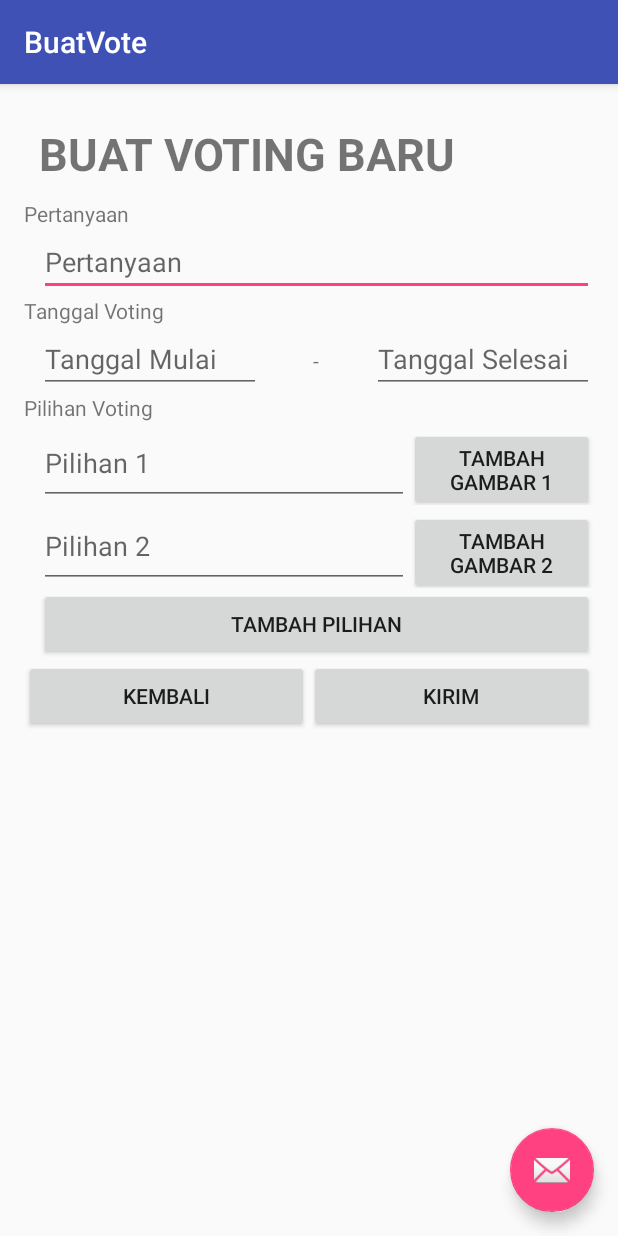
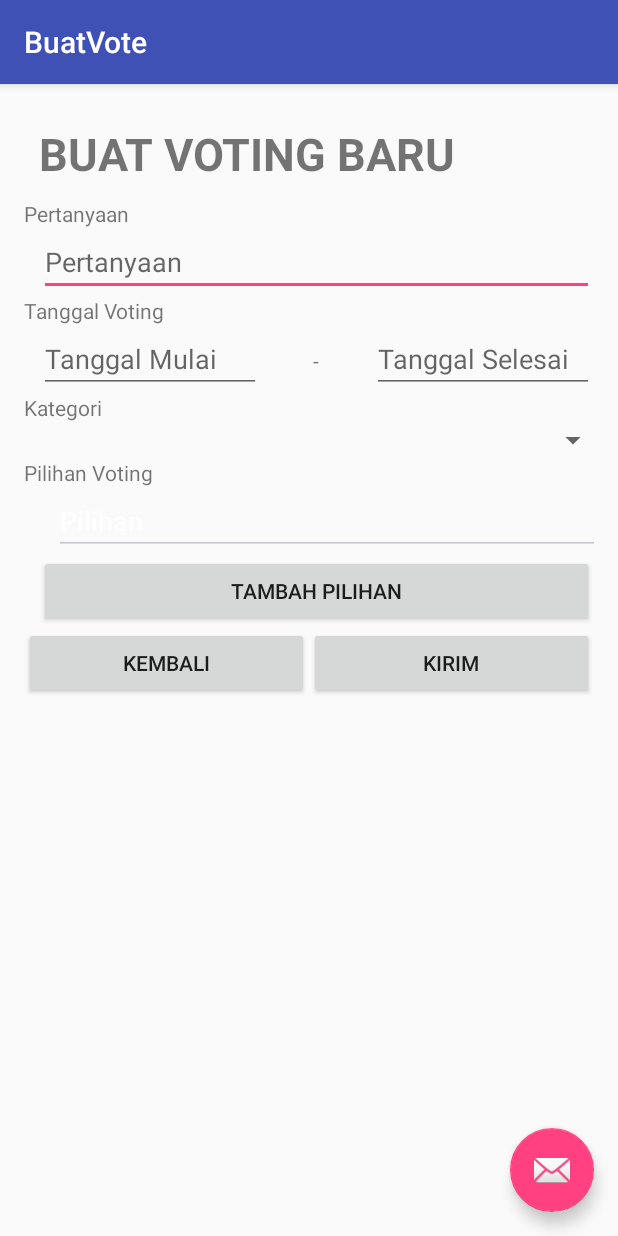
Before and after one commit to handywijaya/evoting, an Android app: the BuatVote screen opened directly, with no data from a screen before it, after a tap on "TAMBAH PILIHAN", on a phone screen of 412 x 824 dp. Run offline under Robolectric (Android 15) with nearby library versions, the phone set to English and light mode, and no system bars; 1 statement that could not run was skipped.

Commit message:
Sistem Buat Vote

```diff
--- a/Prototype_Lomba/app/build.gradle
+++ b/Prototype_Lomba/app/build.gradle
@@ -7,7 +7,7 @@ android {
 
     defaultConfig {
         applicationId "com.example.handy.audy.daud.alfian.prototype_lomba"
-        minSdkVersion 21
+        minSdkVersion 17
         targetSdkVersion 23
         versionCode 1
         versionName "1.0"
--- a/Prototype_Lomba/app/src/main/java/com/example/handy/audy/daud/alfian/prototype_lomba/activity/BuatVote.java
+++ b/Prototype_Lomba/app/src/main/java/com/example/handy/audy/daud/alfian/prototype_lomba/activity/BuatVote.java
@@ -9,6 +9,7 @@ import android.os.AsyncTask;
 import android.os.Bundle;
 import android.support.design.widget.FloatingActionButton;
 import android.support.design.widget.Snackbar;
+import android.support.v4.content.res.TypedArrayUtils;
 import android.support.v7.app.AppCompatActivity;
 import android.support.v7.widget.Toolbar;
 import android.text.InputType;
@@ -16,13 +17,18 @@ import android.view.MotionEvent;
 import android.view.View;
 import android.view.ViewTreeObserver;
 import android.view.inputmethod.InputMethodManager;
+import android.widget.ArrayAdapter;
 import android.widget.Button;
 import android.widget.DatePicker;
 import android.widget.EditText;
+import android.widget.ListView;
 import android.widget.RelativeLayout;
+import android.widget.Spinner;
+import android.widget.TextView;
 import android.widget.Toast;
 
 import com.example.handy.audy.daud.alfian.prototype_lomba.R;
+import com.example.handy.audy.daud.alfian.prototype_lomba.adapter.ListPilihanAdapter;
 import com.example.handy.audy.daud.alfian.prototype_lomba.jsonparser.JSONParser;
 import com.example.handy.audy.daud.alfian.prototype_lomba.model.Pilihan;
 import com.example.handy.audy.daud.alfian.prototype_lomba.model.Soal;
@@ -44,14 +50,22 @@ public class BuatVote extends AppCompatActivity {
 
     private ProgressDialog pDialog;
     JSONParser jsonParser = new JSONParser();
-    private static String urlWebService = "http://xalvsx.esy.es/api/index.php";
+    //private static String urlWebService = "http://xalvsx.esy.es/api/index.php";
+    private static String urlWebService = "http://10.0.2.2:81/Lomba/index.php";
     private static final String TAG_SUCCESS = "success";
+    private static final String TAG_ITEMS = "items";
     private int flag = 0;
 
-    EditText txtPertanyaan, txtPilihan1, txtPilihan2, txtTanggalMulai, txtTanggalSelesai;
-    Button btnGambar1, btnGambar2, btnTambahPilihan, btnKembali, btnKirim;
+    EditText txtPertanyaan, txtTanggalMulai, txtTanggalSelesai;
+    Button btnTambahPilihan, btnKembali, btnKirim;
+    ListView lviPilihan;
     int flagKeyboard = 0;
     Calendar calendar = Calendar.getInstance();
+    List<Pilihan> pilihan;
+    ListPilihanAdapter adapter;
+    List<String> namaPilihan;
+    String isiSoal, tanggalMulaiString, tanggalSelesaiString, idPembuat;
+    Spinner spnKategori;
 
     private void updateLabelMulai() {
         String myFormat = "dd-MM-yyyy";
@@ -71,6 +85,15 @@ public class BuatVote extends AppCompatActivity {
         setContentView(R.layout.activity_buat_vote);
         Toolbar toolbar = (Toolbar) findViewById(R.id.toolbar);
         setSupportActionBar(toolbar);
+
+        pilihan = new ArrayList<Pilihan>();
+        namaPilihan = new ArrayList<String>();
+        idPembuat = "1";
+
+        spnKategori = (Spinner)findViewById(R.id.spnKategori);
+        ArrayAdapter<String> spinAdapter = new ArrayAdapter<String>(
+                this, android.R.layout.simple_spinner_item, spinnerArray);
+        spnKategori.setAdapter(spinAdapter);
 
         FloatingActionButton fab = (FloatingActionButton) findViewById(R.id.fab);
         fab.setOnClickListener(new View.OnClickListener() {
@@ -120,9 +143,9 @@ public class BuatVote extends AppCompatActivity {
             }
         });*/
 
+        lviPilihan = (ListView)findViewById(R.id.lviPilihan);
+
         txtPertanyaan = (EditText) findViewById(R.id.txtPertanyaan);
-        txtPilihan1 = (EditText) findViewById(R.id.txtPilihan1);
-        txtPilihan2 = (EditText) findViewById(R.id.txtPilihan2);
 
         txtTanggalMulai = (EditText) findViewById(R.id.txtTanggalMulai);
         txtTanggalMulai.setInputType(InputType.TYPE_NULL);
@@ -150,8 +173,6 @@ public class BuatVote extends AppCompatActivity {
             }
         });
 
-        btnGambar1 = (Button) findViewById(R.id.btnGambar1);
-        btnGambar2 = (Button) findViewById(R.id.btnGambar2);
         btnTambahPilihan = (Button) findViewById(R.id.btnTambahPilihan);
         btnKembali = (Button) findViewById(R.id.btnKembali);
         btnKirim = (Button) findViewById(R.id.btnKirim);
@@ -168,13 +189,18 @@ public class BuatVote extends AppCompatActivity {
         btnKirim.setOnClickListener(new View.OnClickListener() {
             @Override
             public void onClick(View v) {
-                String pertanyaan = txtPertanyaan.getText().toString();
-                String pilihan1 = txtPilihan1.getText().toString();
-                String pilihan2 = txtPilihan2.getText().toString();
-                String mulai = txtTanggalMulai.getText().toString();
-                String selesai = txtTanggalSelesai.getText().toString();
+                isiSoal = txtPertanyaan.getText().toString();
 
-                if(!pertanyaan.trim().equals("") && !pilihan1.trim().equals("") && !pilihan2.trim().equals("") && !mulai.trim().equals("") && !selesai.trim().equals("")) {
+                // Ambil semua pilihan di sini
+                namaPilihan.clear();
+                for(int i=0; i<adapter.getCount(); i++){
+                    namaPilihan.add(((TextView)adapter.getItem(i)).getText().toString());
+                }
+
+                tanggalMulaiString = txtTanggalMulai.getText().toString();
+                tanggalSelesaiString = txtTanggalSelesai.getText().toString();
+
+                if(!isiSoal.trim().equals("") && !tanggalMulaiString.trim().equals("") && !tanggalSelesaiString.trim().equals("")) {
                     new InsertPertanyaan().execute();
                     Snackbar.make(v, "Pertanyaan terkirim", Snackbar.LENGTH_SHORT).show();
                 }
@@ -185,7 +211,14 @@ public class BuatVote extends AppCompatActivity {
             @Override
             public void onClick(View v) {
                 try {
-                    new TambahPilihan().execute();
+                    Pilihan p = new Pilihan();
+                    p.setIdPilihan("");
+                    p.setIdSoal("");
+                    p.setNamaPilihan("");
+                    pilihan.add(p);
+
+                    adapter = new ListPilihanAdapter(getApplicationContext(), pilihan);
+                    lviPilihan.setAdapter(adapter);
                 } catch (Exception e) {
                     e.printStackTrace();
                 }
@@ -194,11 +227,13 @@ public class BuatVote extends AppCompatActivity {
     }
 
     class InsertPertanyaan extends AsyncTask<String,String,String> {
+        int success, success2 = 0;
+
         @Override
         protected void onPreExecute() {
             super.onPreExecute();
             pDialog = new ProgressDialog(BuatVote.this);
-            pDialog.setMessage("Memasukkan pertanyaan");
+            pDialog.setMessage("Memasukkan pertanyaan baru");
             pDialog.setIndeterminate(false);
             pDialog.setCancelable(true);
             pDialog.show();
@@ -207,79 +242,32 @@ public class BuatVote extends AppCompatActivity {
         @Override
         protected String doInBackground(String... strings) {
 
-            /*List<NameValuePair> args = new ArrayList<NameValuePair>();
-            args.add(new BasicNameValuePair("tag","get_list_vote_by_id_user"));
-            args.add(new BasicNameValuePair("idUser",idUser));
-            JSONObject jsonObject2 = jsonParser.makeHttpRequest(urlWebService, "POST", args);
+            List<NameValuePair> args = new ArrayList<NameValuePair>();
+            args.add(new BasicNameValuePair("tag","create_voting"));
+            args.add(new BasicNameValuePair("isiSoal",isiSoal));
+            //args.add(new BasicNameValuePair("kategori",idUser));
+            args.add(new BasicNameValuePair("idPembuat", idPembuat));
+            args.add(new BasicNameValuePair("tanggal_mulai",tanggalMulaiString));
+            args.add(new BasicNameValuePair("tanggal_selesai", tanggalSelesaiString));
+            //args.add(new BasicNameValuePair("channel", idUser));
+            JSONObject jsonObject = jsonParser.makeHttpRequest(urlWebService, "POST", args);
 
             try {
-                success2 = jsonObject2.getInt(TAG_SUCCESS);
+                success = jsonObject.getInt(TAG_SUCCESS);
 
-                if(success2 == 1) {
-                    JSONArray arraySoal = jsonObject2.getJSONArray("items");
-
-                    for(int i=0; i<arraySoal.length();i++) {
-                        JSONObject c = arraySoal.getJSONObject(i);
-                        Soal s = new Soal();
-                        s.setIdSoal(c.getString("ID_SOAL"));
-                        s.setJudul(c.getString("ISI_SOAL"));
-                        s.setKategori(c.getString("KATEGORI"));
-                        soal.add(s);
+                if(success == 1) {
+                    JSONObject jsonObject2;
+                    for(int i=0; i<namaPilihan.size(); i++){
+                        args = new ArrayList<NameValuePair>();
+                        args.add(new BasicNameValuePair("tag","insert_pilihan_jawaban"));
+                        args.add(new BasicNameValuePair("idSoal",jsonObject.getString(TAG_ITEMS)));
+                        args.add(new BasicNameValuePair("namaPilihan",namaPilihan.get(i)));
+                        jsonObject2 = jsonParser.makeHttpRequest(urlWebService, "POST", args);
+                        success2 = jsonObject2.getInt(TAG_SUCCESS);
                     }
-                    //simpan data ke list soal
-
                 }
             }
             catch (JSONException e) {
-                e.printStackTrace();
-            }*/
-            return null;
-        }
-
-        @Override
-        protected void onPostExecute(String s) {
-            //super.onPostExecute(s);
-            pDialog.dismiss();
-            if(flag == 1){
-                //Toast.makeText(getApplicationContext(), "New Account Successfully Made", Toast.LENGTH_SHORT).show();
-            }
-            else{
-                //Toast.makeText(getApplicationContext(), "Wrong Username or Password", Toast.LENGTH_SHORT).show();
-            }
-        }
-    }
-
-    class TambahPilihan extends AsyncTask<String,String,String> {
-        int success = 0;
-
-        @Override
-        protected void onPreExecute() {
-            super.onPreExecute();
-            pDialog = new ProgressDialog(BuatVote.this);
-            pDialog.setMessage("Menambah Pilihan");
-            pDialog.setIndeterminate(false);
-            pDialog.setCancelable(true);
-            pDialog.show();
-        }
-
-        @Override
-        protected String doInBackground(String... strings) {
-            List<NameValuePair> args = new ArrayList<NameValuePair>();
-            args.add(new BasicNameValuePair("tag","insert_pilihan_jawaban"));
-            args.add(new BasicNameValuePair("idSoal",idSoal)); // get id soal dulu...
-            args.add(new BasicNameValuePair("namaPilihan",namaPilihan)); // nama pilihan dari textview
-            args.add(new BasicNameValuePair("lokasiGambar", lokasiGambar));
-            JSONObject jsonObject2 = jsonParser.makeHttpRequest(urlWebService, "POST", args);
-
-            try{
-                success = jsonObject2.getInt(TAG_SUCCESS);
-                if(success == 1){
-                    flag = 1;
-                }
-                else{
-                    flag = 0;
-                }
-            } catch (JSONException e){
                 e.printStackTrace();
             }
             return null;
--- a/Prototype_Lomba/app/src/main/java/com/example/handy/audy/daud/alfian/prototype_lomba/adapter/ListPilihanAdapter.java
+++ b/Prototype_Lomba/app/src/main/java/com/example/handy/audy/daud/alfian/prototype_lomba/adapter/ListPilihanAdapter.java
@@ -22,6 +22,7 @@ public class ListPilihanAdapter extends BaseAdapter {
 
     private Context context;
     List<Pilihan> pilihan;
+    TextView txtPilihan;
 
     public ListPilihanAdapter(Context context, List<Pilihan> pilihan) {
         this.context = context;
@@ -35,7 +36,7 @@ public class ListPilihanAdapter extends BaseAdapter {
 
     @Override
     public Object getItem(int position) {
-        return null;
+        return txtPilihan;
     }
 
     @Override
@@ -56,19 +57,11 @@ public class ListPilihanAdapter extends BaseAdapter {
         Pilihan p = pilihan.get(position);
 
         if (p != null) {
-            TextView txtPilihan = (TextView) v.findViewById(R.id.txtPilihan);
-            Button btnGambar = (Button) v.findViewById(R.id.btnGambar);
+            txtPilihan = (TextView) v.findViewById(R.id.txtPilihan);
 
             if (txtPilihan != null) {
                 txtPilihan.setText(p.getNamaPilihan());
             }
-
-            btnGambar.setOnClickListener(new View.OnClickListener() {
-                @Override
-                public void onClick(View v) {
-                    // Masukan gambar di sini...
-                }
-            });
         }
 
         return v;
--- a/Prototype_Lomba/app/src/main/res/layout/content_buat_vote.xml
+++ b/Prototype_Lomba/app/src/main/res/layout/content_buat_vote.xml
@@ -79,6 +79,27 @@
 
         </TableRow>
 
+        <TableRow
+            android:layout_width="match_parent"
+            android:layout_height="match_parent">
+
+            <TextView
+                android:layout_width="wrap_content"
+                android:layout_height="wrap_content"
+                android:text="Kategori" />
+        </TableRow>
+
+        <TableRow
+            android:paddingStart="10dp"
+            android:layout_width="wrap_content"
+            android:layout_height="wrap_content" >
+
+            <Spinner
+                android:layout_width="wrap_content"
+                android:layout_height="wrap_content"
+                android:id="@+id/spnKategori" />
+        </TableRow>
+
         <TableRow>
             <TextView
                 android:layout_width="wrap_content"
@@ -88,38 +109,11 @@
 
         <TableRow
             android:paddingStart="10dp">
-            <EditText
-                android:layout_width="0dip"
-                android:layout_height="match_parent"
-                android:layout_weight="4"
-                android:singleLine="false"
-                android:hint="Pilihan 1"
-                android:id="@+id/txtPilihan1"/>
 
-            <Button
-                android:layout_width="0dip"
+            <ListView
+                android:layout_width="wrap_content"
                 android:layout_height="wrap_content"
-                android:layout_weight="2"
-                android:text="Tambah Gambar 1"
-                android:id="@+id/btnGambar1"/>
-        </TableRow>
-
-        <TableRow
-            android:paddingStart="10dp">
-            <EditText
-                android:layout_width="0dip"
-                android:layout_height="match_parent"
-                android:layout_weight="4"
-                android:singleLine="false"
-                android:hint="Pilihan 2"
-                android:id="@+id/txtPilihan2"/>
-
-            <Button
-                android:layout_width="0dip"
-                android:layout_height="wrap_content"
-                android:layout_weight="2"
-                android:text="Tambah Gambar 2"
-                android:id="@+id/btnGambar2"/>
+                android:id="@+id/lviPilihan" />
         </TableRow>
 
         <TableRow
--- a/Prototype_Lomba/app/src/main/res/layout/pilihan_item.xml
+++ b/Prototype_Lomba/app/src/main/res/layout/pilihan_item.xml
@@ -20,12 +20,6 @@
                 android:hint="Pilihan"
                 android:id="@+id/txtPilihan"/>
 
-            <Button
-                android:layout_width="0dip"
-                android:layout_height="wrap_content"
-                android:layout_weight="2"
-                android:text="Tambah Gambar"
-                android:id="@+id/btnGambar"/>
         </TableRow>
 
     </TableLayout>
--- a/Prototype_Lomba/app/src/main/res/values/strings.xml
+++ b/Prototype_Lomba/app/src/main/res/values/strings.xml
@@ -13,4 +13,6 @@
     <string name="token_error_message">An error occurred while either fetching the InstanceID token,
         sending the fetched token to the server or subscribing to the PubSub topic. Please try
         running the sample again.</string>
+
+    <string name="gcm_defaultSenderId">asd</string>
 </resources>
```
Also changed, not shown: Prototype_Lomba/app/src/main/java/com/example/handy/audy/daud/alfian/prototype_lomba/model/Pilihan.java (+0 -9 lines).
